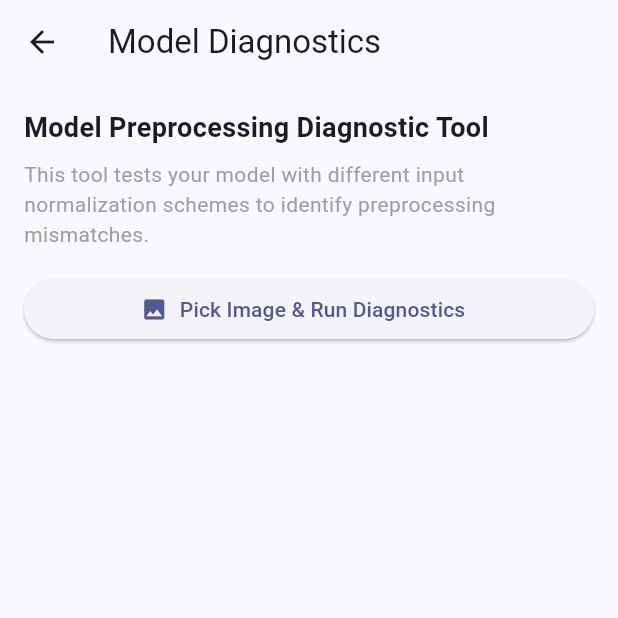
After one commit to Jeromejosephh/orivis, a Flutter app: the DiagnosticScreen screen opened directly, after a tap on "Pick Image & Run Diagnostics", on a phone screen of 412 x 824 dp, the top half of it. The commit adds this screen. Run offline on Flutter 3.47's test engine with Material 3 defaults, Android fonts, the phone set to English and light mode, and no system bars; our stand-ins replace flutter_slidable, image_picker, package_info_plus, share_plus, shared_preferences; missing offline and left inert: tflite_flutter; accounts and stored records are empty.

Commit message:
Fix inference normalization and add diagnostic tool
- Fixed preprocessing: changed from [-1,1] to raw [0,255] normalization
- Model now correctly detects defects (scratches, cracks, etc.)
- Added Model Diagnostics tool in Settings to test preprocessing schemes
- Diagnostic tool helps identify preprocessing mismatches
- Includes comprehensive documentation and user guide

```diff
--- /dev/null
+++ b/lib/screens/diagnostic_screen.dart
@@ -0,0 +1,296 @@
+// diagnostic_screen.dart
+import 'dart:io';
+import 'package:flutter/material.dart';
+import 'package:image_picker/image_picker.dart';
+import '../services/inference_diagnostic.dart';
+
+class DiagnosticScreen extends StatefulWidget {
+  const DiagnosticScreen({super.key});
+
+  @override
+  State<DiagnosticScreen> createState() => _DiagnosticScreenState();
+}
+
+class _DiagnosticScreenState extends State<DiagnosticScreen> {
+  final diagnostic = InferenceDiagnostic();
+  final picker = ImagePicker();
+  bool loading = true;
+  String? err;
+  Map<String, dynamic>? results;
+  File? selectedImage;
+
+  @override
+  void initState() {
+    super.initState();
+    _load();
+  }
+
+  Future<void> _load() async {
+    try {
+      await diagnostic.load();
+      if (!mounted) return;
+      setState(() {
+        loading = false;
+        err = null;
+      });
+    } catch (e) {
+      setState(() {
+        loading = false;
+        err = 'Model load failed: $e';
+      });
+    }
+  }
+
+  Future<void> _pickAndTest() async {
+    final x = await picker.pickImage(source: ImageSource.gallery);
+    if (x == null) return;
+
+    final file = File(x.path);
+    setState(() {
+      selectedImage = file;
+      loading = true;
+      results = null;
+    });
+
+    try {
+      final res = await diagnostic.runDiagnostics(file);
+      if (!mounted) return;
+      setState(() {
+        results = res;
+        loading = false;
+      });
+    } catch (e) {
+      if (!mounted) return;
+      setState(() {
+        loading = false;
+        err = 'Diagnostic failed: $e';
+      });
+    }
+  }
+
+  @override
+  void dispose() {
+    diagnostic.dispose();
+    super.dispose();
+  }
+
+  @override
+  Widget build(BuildContext context) {
+    return Scaffold(
+      appBar: AppBar(title: const Text('Model Diagnostics')),
+      body: loading && results == null
+          ? const Center(child: CircularProgressIndicator())
+          : ListView(
+              padding: const EdgeInsets.all(16),
+              children: [
+                const Text(
+                  'Model Preprocessing Diagnostic Tool',
+                  style: TextStyle(fontSize: 18, fontWeight: FontWeight.bold),
+                ),
+                const SizedBox(height: 8),
+                const Text(
+                  'This tool tests your model with different input normalization schemes to identify preprocessing mismatches.',
+                  style: TextStyle(fontSize: 14, color: Colors.grey),
+                ),
+                const SizedBox(height: 16),
+                ElevatedButton.icon(
+                  onPressed: loading ? null : _pickAndTest,
+                  icon: const Icon(Icons.image),
+                  label: const Text('Pick Image & Run Diagnostics'),
+                ),
+                const SizedBox(height: 16),
+                if (selectedImage != null) ...[
+                  const Text('Test Image:', style: TextStyle(fontWeight: FontWeight.bold)),
+                  const SizedBox(height: 8),
+                  Container(
+                    height: 200,
+                    decoration: BoxDecoration(
+                      border: Border.all(color: Colors.grey),
+                      borderRadius: BorderRadius.circular(8),
+                    ),
+                    child: ClipRRect(
+                      borderRadius: BorderRadius.circular(8),
+                      child: Image.file(selectedImage!, fit: BoxFit.contain),
+                    ),
+                  ),
+                  const SizedBox(height: 16),
+                ],
+                if (results != null) ...[
+                  _buildModelInfo(),
+                  const SizedBox(height: 16),
+                  _buildTestResults(),
+                  const SizedBox(height: 16),
+                  _buildRecommendation(),
+                ],
+                if (err != null) ...[
+                  Card(
+                    color: Colors.red.shade50,
+                    child: Padding(
+                      padding: const EdgeInsets.all(12),
+                      child: Text(err!, style: const TextStyle(color: Colors.red)),
+                    ),
+                  ),
+                ],
+              ],
+            ),
+    );
+  }
+
+  Widget _buildModelInfo() {
+    final info = results!['modelInfo'] as Map;
+    return Card(
+      child: Padding(
+        padding: const EdgeInsets.all(12),
+        child: Column(
+          crossAxisAlignment: CrossAxisAlignment.start,
+          children: [
+            const Text('Model Info:', style: TextStyle(fontWeight: FontWeight.bold, fontSize: 16)),
+            const SizedBox(height: 8),
+            Text('Input Shape: ${info['inputShape']}'),
+            Text('Input Quantized: ${info['inputQuant']}'),
+            if (info['inputQuant']) ...[
+              Text('  Scale: ${info['inputScale']}, Zero: ${info['inputZero']}'),
+            ],
+            Text('Output Quantized: ${info['outputQuant']}'),
+            if (info['outputQuant']) ...[
+              Text('  Scale: ${info['outputScale']}, Zero: ${info['outputZero']}'),
+            ],
+            Text('Classes: ${info['numClasses']}'),
+          ],
+        ),
+      ),
+    );
+  }
+
+  Widget _buildTestResults() {
+    final tests = results!['tests'] as Map;
+
+    return Column(
+      crossAxisAlignment: CrossAxisAlignment.start,
+      children: [
+        const Text('Test Results:', style: TextStyle(fontWeight: FontWeight.bold, fontSize: 16)),
+        const SizedBox(height: 8),
+        ...tests.entries.map((entry) {
+          final testData = entry.value as Map;
+          final prediction = testData['prediction'];
+          final confidence = (testData['confidence'] as num).toDouble().toStringAsFixed(3);
+          final description = testData['description'];
+          final inputRange = testData['inputRange'] as Map;
+          final allResultsList = testData['allResults'] as List;
+
+          final isOK = prediction.toString().toUpperCase() == 'OK';
+          final color = isOK ? Colors.green : Colors.red;
+
+          return Card(
+            margin: const EdgeInsets.only(bottom: 12),
+            child: Padding(
+              padding: const EdgeInsets.all(12),
+              child: Column(
+                crossAxisAlignment: CrossAxisAlignment.start,
+                children: [
+                  Text(
+                    description,
+                    style: const TextStyle(fontWeight: FontWeight.w600, fontSize: 14),
+                  ),
+                  const SizedBox(height: 8),
+                  Row(
+                    children: [
+                      Chip(
+                        label: Text(prediction),
+                        backgroundColor: color.withValues(alpha: 0.2),
+                        labelStyle: TextStyle(color: color, fontWeight: FontWeight.bold),
+                      ),
+                      const SizedBox(width: 8),
+                      Text('Confidence: $confidence'),
+                    ],
+                  ),
+                  const SizedBox(height: 4),
+                  Text(
+                    'Input range: [${(inputRange['min'] as num).toStringAsFixed(2)}, ${(inputRange['max'] as num).toStringAsFixed(2)}]',
+                    style: const TextStyle(fontSize: 12, color: Colors.grey),
+                  ),
+                  const SizedBox(height: 8),
+                  const Text('All class probabilities:', style: TextStyle(fontSize: 12, fontWeight: FontWeight.w500)),
+                  const SizedBox(height: 4),
+                  ...allResultsList.map((item) {
+                    final itemMap = item as Map;
+                    final label = itemMap['label'] as String;
+                    final prob = (itemMap['probability'] as num).toDouble();
+                    return Padding(
+                      padding: const EdgeInsets.only(left: 8, top: 2),
+                      child: Row(
+                        children: [
+                          SizedBox(
+                            width: 150,
+                            child: Text(label, style: const TextStyle(fontSize: 12)),
+                          ),
+                          Expanded(
+                            child: LinearProgressIndicator(
+                              value: prob,
+                              backgroundColor: Colors.grey.shade200,
+                              minHeight: 16,
+                            ),
+                          ),
+                          const SizedBox(width: 8),
+                          Text(
+                            prob.toStringAsFixed(3),
+                            style: const TextStyle(fontSize: 11, fontFamily: 'monospace'),
+                          ),
+                        ],
+                      ),
+                    );
+                  }),
+                ],
+              ),
+            ),
+          );
+        }),
+      ],
+    );
+  }
+
+  Widget _buildRecommendation() {
+    final tests = results!['tests'] as Map;
+
+    // Find which normalization gives the most reasonable result
+    String recommendation = '';
+    String? bestTest;
+
+    for (final entry in tests.entries) {
+      final testData = entry.value as Map;
+      final prediction = testData['prediction'].toString().toUpperCase();
+
+      if (prediction != 'OK') {
+        bestTest = entry.key;
+        break;
+      }
+    }
+
+    if (bestTest != null) {
+      final testData = tests[bestTest] as Map;
+      recommendation = '✅ FOUND ISSUE: The "${testData['description']}" normalization detected a defect!\n\n'
+          'Your current normalization is likely incorrect. Update inference_service.dart to use this scheme.';
+    } else {
+      recommendation = '⚠️ ALL TESTS PREDICT OK\n\n'
+          'This suggests the problem is not preprocessing, but rather:\n'
+          '1. Training data domain mismatch (model never saw images like this)\n'
+          '2. Model needs retraining with more diverse, real-world data\n'
+          '3. Check that training images actually contain visible defects';
+    }
+
+    return Card(
+      color: bestTest != null ? Colors.green.shade50 : Colors.orange.shade50,
+      child: Padding(
+        padding: const EdgeInsets.all(12),
+        child: Column(
+          crossAxisAlignment: CrossAxisAlignment.start,
+          children: [
+            const Text('Recommendation:', style: TextStyle(fontWeight: FontWeight.bold, fontSize: 16)),
+            const SizedBox(height: 8),
+            Text(recommendation),
+          ],
+        ),
+      ),
+    );
+  }
+}
--- a/lib/screens/settings_screen.dart
+++ b/lib/screens/settings_screen.dart
@@ -6,6 +6,7 @@ import '../services/data_service.dart';
 import 'package:share_plus/share_plus.dart';
 import '../services/logging_service.dart';
 import 'about_screen.dart';
+import 'diagnostic_screen.dart';
 
 class SettingsScreen extends StatefulWidget {
   const SettingsScreen({super.key});
@@ -182,6 +183,14 @@ class _SettingsScreenState extends State<SettingsScreen> {
             const Text('Support & Diagnostics'), //Section title
             const SizedBox(height: 8),
             ListTile(
+              leading: const Icon(Icons.analytics, color: Colors.purple),
+              title: const Text('Model Diagnostics'),
+              subtitle: const Text('Test preprocessing and debug model predictions'),
+              onTap: () {
+                Navigator.push(context, MaterialPageRoute(builder: (_) => const DiagnosticScreen())); //Open Diagnostic
+              },
+            ),
+            ListTile(
               leading: const Icon(Icons.bug_report),
               title: const Text('Export logs'),
               subtitle: const Text('Share app logs to help debug issues'),
--- /dev/null
+++ b/lib/services/inference_diagnostic.dart
@@ -0,0 +1,200 @@
+// inference_diagnostic.dart
+// Diagnostic utility to test different preprocessing schemes and log detailed outputs
+import 'dart:io';
+import 'package:tflite_flutter/tflite_flutter.dart' as tfl;
+import 'package:image/image.dart' as img;
+import 'package:flutter/services.dart' show rootBundle;
+import 'dart:math' show exp;
+
+class InferenceDiagnostic {
+  tfl.Interpreter? _interpreter;
+  List<String> _labels = [];
+  int _inputW = 224;
+  int _inputH = 224;
+  bool _inQuant = false;
+  double _inScale = 1.0;
+  int _inZero = 0;
+  bool _outQuant = false;
+  double _outScale = 1.0;
+  int _outZero = 0;
+  int _numClasses = 5;
+
+  Future<void> load() async {
+    try {
+      final raw = await rootBundle.loadString('assets/models/labels.txt');
+      _labels = raw.split('\n').where((e) => e.trim().isNotEmpty).toList();
+    } catch (_) {}
+
+    _interpreter = await tfl.Interpreter.fromAsset('assets/models/orivis_mnv3_q.tflite');
+
+    final ins = _interpreter!.getInputTensors();
+    if (ins.isNotEmpty) {
+      final ti = ins.first;
+      final shape = ti.shape;
+      if (shape.length >= 4) {
+        _inputH = shape[1];
+        _inputW = shape[2];
+      }
+      _inQuant = (ti.type == tfl.TensorType.uint8 || ti.type == tfl.TensorType.int8);
+      if (_inQuant) {
+        final p = ti.params;
+        _inScale = p.scale;
+        _inZero = p.zeroPoint;
+      }
+    }
+
+    final outs = _interpreter!.getOutputTensors();
+    if (outs.isNotEmpty) {
+      final to = outs.first;
+      final shape = to.shape;
+      if (shape.isNotEmpty) _numClasses = shape.last;
+      _outQuant = (to.type == tfl.TensorType.uint8 || to.type == tfl.TensorType.int8);
+      if (_outQuant) {
+        final p = to.params;
+        _outScale = p.scale;
+        _outZero = p.zeroPoint;
+      }
+    }
+  }
+
+  Future<Map<String, dynamic>> runDiagnostics(File imageFile) async {
+    if (_interpreter == null) throw Exception('Load model first');
+
+    final bytes = await imageFile.readAsBytes();
+    final decoded = img.decodeImage(bytes);
+    if (decoded == null) throw Exception('Could not decode image');
+
+    final resized = img.copyResize(decoded, width: _inputW, height: _inputH);
+
+    final results = <String, dynamic>{
+      'modelInfo': {
+        'inputShape': '1x${_inputH}x${_inputW}x3',
+        'inputQuant': _inQuant,
+        'inputScale': _inScale,
+        'inputZero': _inZero,
+        'outputQuant': _outQuant,
+        'outputScale': _outScale,
+        'outputZero': _outZero,
+        'numClasses': _numClasses,
+      },
+      'tests': {},
+    };
+
+    // Test 1: Current normalization [-1, 1]
+    results['tests']['current_minus1_to_1'] = await _testNormalization(
+      resized,
+      (r, g, b) => [
+        (r / 255.0 - 0.5) * 2.0,
+        (g / 255.0 - 0.5) * 2.0,
+        (b / 255.0 - 0.5) * 2.0,
+      ],
+      'Current: (pixel/255 - 0.5) * 2 → [-1,1]'
+    );
+
+    // Test 2: Simple [0, 1] normalization
+    results['tests']['simple_0_to_1'] = await _testNormalization(
+      resized,
+      (r, g, b) => [r / 255.0, g / 255.0, b / 255.0],
+      'Simple: pixel/255 → [0,1]'
+    );
+
+    // Test 3: ImageNet normalization
+    results['tests']['imagenet'] = await _testNormalization(
+      resized,
+      (r, g, b) => [
+        (r / 255.0 - 0.485) / 0.229,
+        (g / 255.0 - 0.456) / 0.224,
+        (b / 255.0 - 0.406) / 0.225,
+      ],
+      'ImageNet: (pixel/255 - mean) / std'
+    );
+
+    // Test 4: No normalization (raw 0-255)
+    results['tests']['raw_0_to_255'] = await _testNormalization(
+      resized,
+      (r, g, b) => [r.toDouble(), g.toDouble(), b.toDouble()],
+      'Raw: pixel values [0,255]'
+    );
+
+    return results;
+  }
+
+  Future<Map<String, dynamic>> _testNormalization(
+    img.Image image,
+    List<double> Function(num r, num g, num b) normalize,
+    String description,
+  ) async {
+    final floats = List.generate(1, (_) =>
+      List.generate(_inputH, (_) =>
+        List.generate(_inputW, (_) =>
+          List.filled(3, 0.0)
+        )
+      )
+    );
+
+    double minVal = double.infinity;
+    double maxVal = double.negativeInfinity;
+
+    for (int y = 0; y < _inputH; y++) {
+      for (int x = 0; x < _inputW; x++) {
+        final p = image.getPixel(x, y);
+        final normalized = normalize(p.r, p.g, p.b);
+        floats[0][y][x][0] = normalized[0];
+        floats[0][y][x][1] = normalized[1];
+        floats[0][y][x][2] = normalized[2];
+
+        for (var val in normalized) {
+          if (val < minVal) minVal = val;
+          if (val > maxVal) maxVal = val;
+        }
+      }
+    }
+
+    final outputTensorObj = List.generate(1, (_) => List.filled(_numClasses, 0.0));
+
+    final t0 = DateTime.now();
+    _interpreter!.run(floats, outputTensorObj);
+    final elapsedMs = DateTime.now().difference(t0).inMilliseconds;
+
+    List<double> scores = (outputTensorObj as List)[0].cast<double>();
+
+    // Apply softmax
+    final expScores = scores.map((x) => exp(x)).toList();
+    final sumExp = expScores.reduce((a, b) => a + b);
+    final probabilities = expScores.map((x) => x / sumExp).toList();
+
+    int bestIdx = 0;
+    double bestConf = probabilities[0];
+    for (int i = 1; i < probabilities.length; i++) {
+      if (probabilities[i] > bestConf) {
+        bestIdx = i;
+        bestConf = probabilities[i];
+      }
+    }
+
+    final bestLabel = (_labels.isNotEmpty && bestIdx < _labels.length)
+        ? _labels[bestIdx]
+        : 'Class $bestIdx';
+
+    final allResultsList = <Map<String, dynamic>>[];
+    for (int i = 0; i < _labels.length && i < probabilities.length; i++) {
+      allResultsList.add({
+        'label': _labels[i],
+        'probability': probabilities[i],
+      });
+    }
+
+    return {
+      'description': description,
+      'inputRange': {'min': minVal, 'max': maxVal},
+      'rawOutputs': scores,
+      'probabilities': probabilities,
+      'allResults': allResultsList,
+      'prediction': bestLabel,
+      'confidence': bestConf,
+      'inferenceMs': elapsedMs,
+    };
+  }
+
+  void dispose() => _interpreter?.close();
+}
```
Also changed, not shown: lib/services/inference_service.dart (+5 -6 lines), 2 other files.
